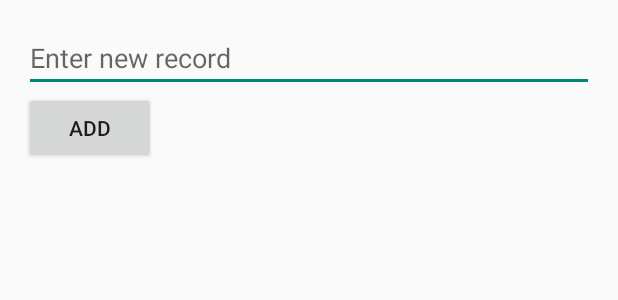
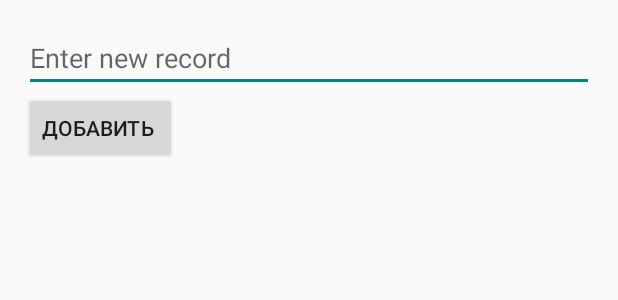
Before and after one commit to Ahrorovk/Third_Laboratory_Work, an Android app: the layout activity_database.xml on its own in the app's theme, with its tools: preview values and no code run, on a phone screen of 412 x 824 dp. Shown: the top 300 px of the screen. Run offline under Robolectric (Android 15) with nearby library versions, the light colour scheme and no system bars.

Commit message:
second commit

```diff
--- a/app/src/main/java/com/example/thirdlaboratorywork/DatabaseActivity.java
+++ b/app/src/main/java/com/example/thirdlaboratorywork/DatabaseActivity.java
@@ -44,7 +44,11 @@ public class DatabaseActivity extends ListActivity {
 
         dbHelper = new DatabaseHelper(this);
         db = dbHelper.getWritableDatabase();
-
+        Cursor cursorCheck = db.rawQuery("SELECT * FROM records", null);
+        if (cursorCheck.getCount() == 0) {
+            db.execSQL("INSERT INTO records (name) VALUES ('Record 1');");
+        }
+        cursorCheck.close();
         db.execSQL("CREATE TABLE IF NOT EXISTS records (_id INTEGER PRIMARY KEY AUTOINCREMENT, name TEXT NOT NULL);");
 
         editText = findViewById(R.id.editText);
--- a/app/src/main/res/layout/activity_database.xml
+++ b/app/src/main/res/layout/activity_database.xml
@@ -16,7 +16,8 @@
         android:id="@+id/onEditButtonClick"
         android:layout_width="wrap_content"
         android:layout_height="wrap_content"
-        android:text="Add" />
+        android:text="Добавить
+" />
     <ListView
         android:id="@android:id/list"
         android:layout_width="match_parent"
```
